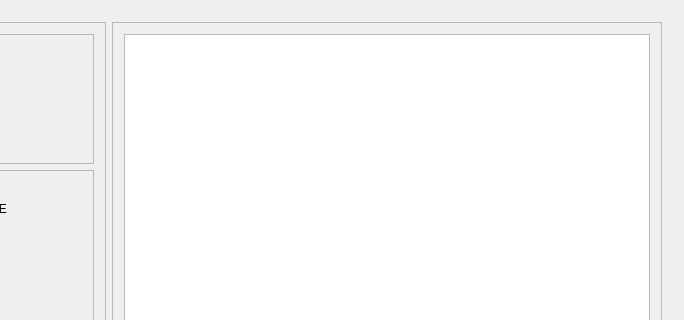
Before: the Qt Designer form Baseball-Itinerary-Program/primewin.ui in xavierliancw/Based-Itinerary, drawn with Qt 5; both pictures show x 266 to 950 and y 0 to 320 of the 950 by 631 pixel window.
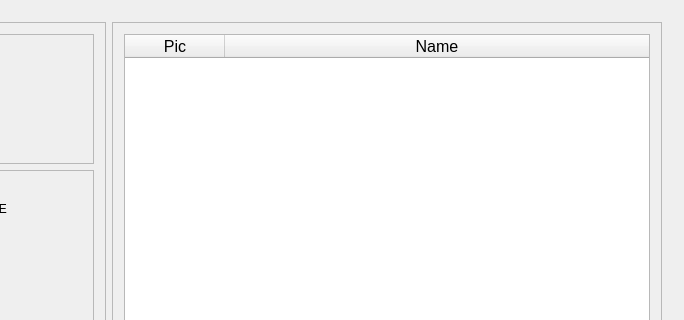
After: the same form once the commit is applied.

Patch:
```diff
--- a/Baseball-Itinerary-Program/primewin.ui
+++ b/Baseball-Itinerary-Program/primewin.ui
@@ -800,7 +800,7 @@
               <bool>false</bool>
              </property>
              <attribute name="horizontalHeaderVisible">
-              <bool>false</bool>
+              <bool>true</bool>
              </attribute>
              <attribute name="horizontalHeaderHighlightSections">
               <bool>false</bool>
```
